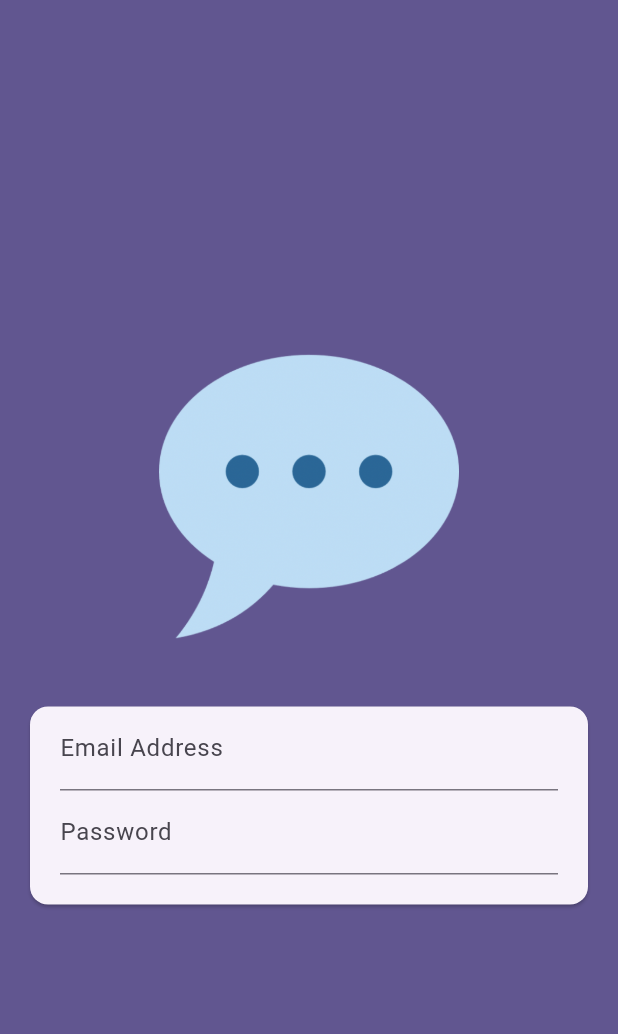
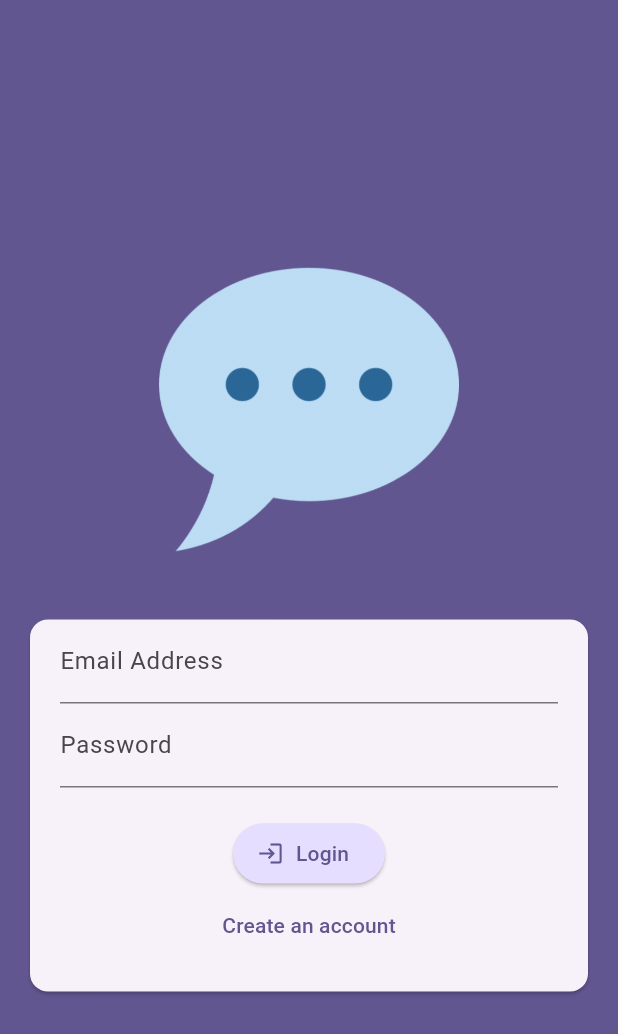
Before and after one commit to mojahid-belaman/chat_app, a Flutter app: the screen it shows after launch, on a phone screen of 412 x 824 dp. Shown: the top 1034 px of the screen. Run offline on Flutter 3.47's test engine with Material 3 defaults, Android fonts, the phone set to English and light mode, and no system bars.

Commit message:
added buttons & modes to the authentication screen

```diff
--- a/lib/widgets/auth_form.dart
+++ b/lib/widgets/auth_form.dart
@@ -10,6 +10,8 @@ class AuthForm extends StatefulWidget {
 }
 
 class _AuthFormState extends State<AuthForm> {
+  bool _isLogin = true;
+
   @override
   Widget build(BuildContext context) {
     return Form(
@@ -26,6 +28,26 @@ class _AuthFormState extends State<AuthForm> {
             decoration: const InputDecoration(labelText: 'Password'),
             obscureText: true,
           ),
+          const SizedBox(
+            height: 20,
+          ),
+          ElevatedButton.icon(
+            onPressed: () {},
+            style: ElevatedButton.styleFrom(
+                backgroundColor:
+                    Theme.of(context).colorScheme.primaryContainer),
+            icon: Icon(_isLogin ? Icons.login : Icons.app_registration_rounded),
+            label: Text(_isLogin ? 'Login' : 'Signup'),
+          ),
+          TextButton(
+            onPressed: () {
+              setState(() {
+                _isLogin = !_isLogin;
+              });
+            },
+            child: Text(
+                _isLogin ? 'Create an account' : 'I already have an account.'),
+          ),
         ],
       ),
     );
```
